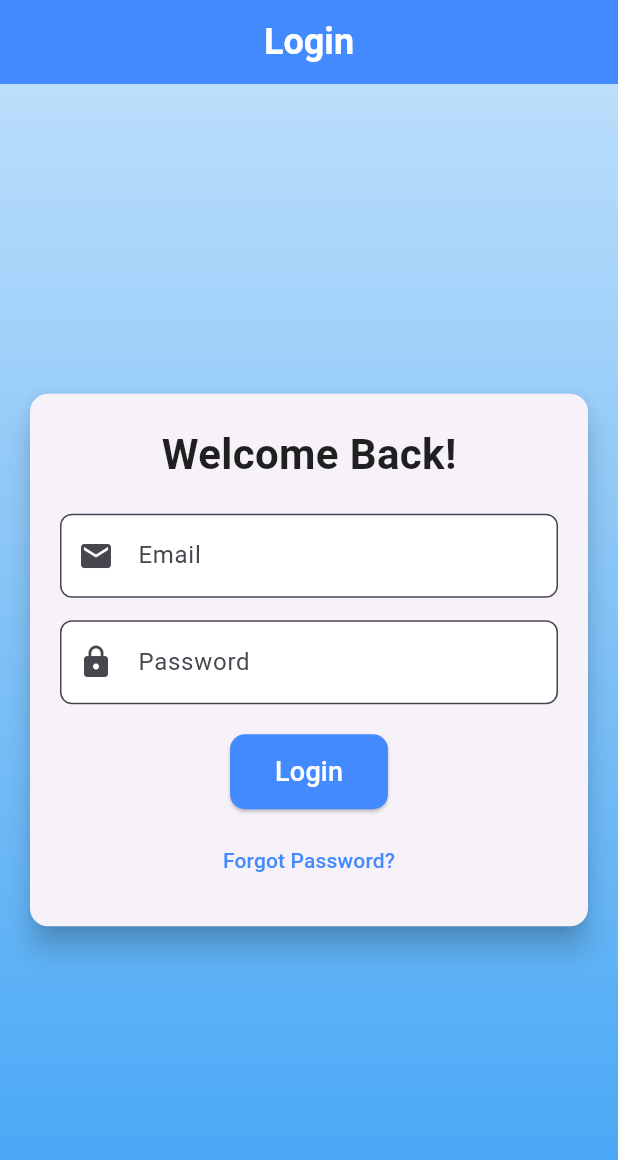
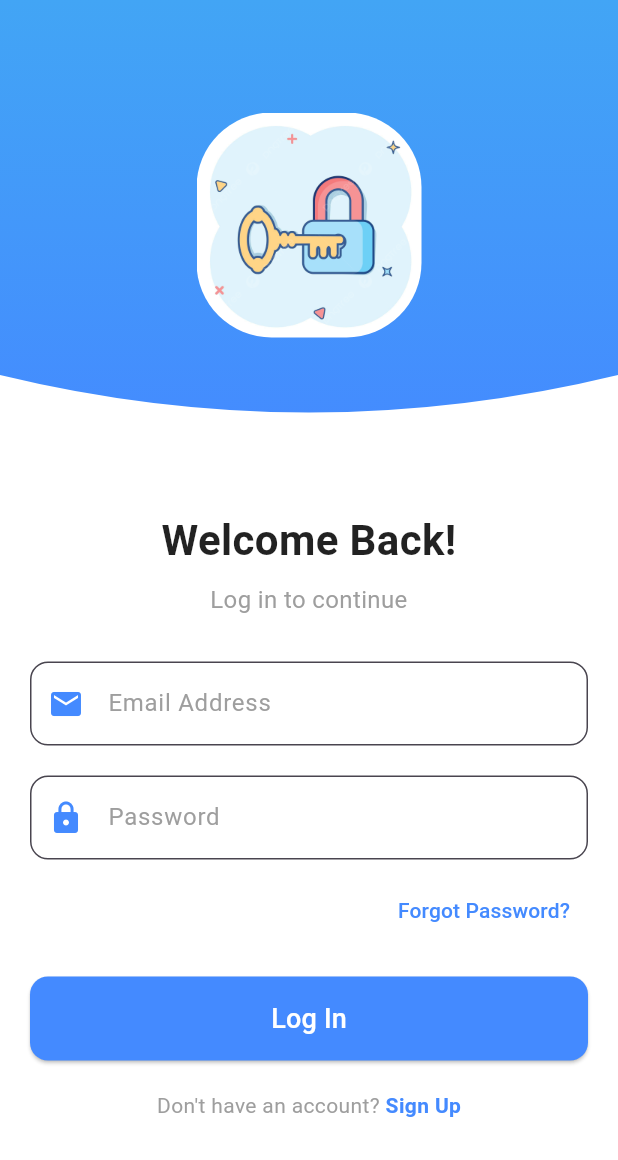
Before and after one commit to ATOROYO/food_delivery_app, a Flutter app: the screen it shows after launch, on a phone screen of 412 x 824 dp. Shown: the top 1160 px of the screen. Run offline on Flutter 3.47's test engine with Material 3 defaults, Android fonts, the phone set to English and light mode, and no system bars; our stand-ins replace cloud_firestore, firebase_auth, firebase_core; accounts and stored records are empty.

Commit message:
Updated the login_screen

```diff
--- a/lib/screens/login_screen.dart
+++ b/lib/screens/login_screen.dart
@@ -12,22 +12,10 @@ class LoginScreenState extends State<LoginScreen> {
   final TextEditingController _emailController = TextEditingController();
   final TextEditingController _passwordController = TextEditingController();
   final FirebaseAuth _auth = FirebaseAuth.instance;
-  bool _isLoading = false; // For showing a loading indicator
 
   Future<void> _login() async {
     final email = _emailController.text.trim();
     final password = _passwordController.text.trim();
-
-    if (email.isEmpty || password.isEmpty) {
-      ScaffoldMessenger.of(context).showSnackBar(
-        const SnackBar(content: Text('Please enter both email and password.')),
-      );
-      return;
-    }
-
-    setState(() {
-      _isLoading = true; // Start the loading spinner
-    });
 
     try {
       await _auth.signInWithEmailAndPassword(email: email, password: password);
@@ -39,116 +27,185 @@ class LoginScreenState extends State<LoginScreen> {
 
       Navigator.pushReplacementNamed(context, '/home');
     } catch (e) {
+      if (!mounted) return;
       ScaffoldMessenger.of(context).showSnackBar(
         SnackBar(content: Text('Login failed: ${e.toString()}')),
       );
-    } finally {
-      setState(() {
-        _isLoading = false; // Stop the loading spinner
-      });
     }
   }
 
   @override
   Widget build(BuildContext context) {
     return Scaffold(
-      appBar: AppBar(
-        title: const Text(
-          'Login',
-          style: TextStyle(fontWeight: FontWeight.bold, fontSize: 24),
-        ),
-        backgroundColor: Colors.blueAccent,
-        centerTitle: true,
-      ),
-      body: Container(
+      backgroundColor: Colors.white,
+      body: SingleChildScrollView(
+        child: Column(
+          children: [
+            // Curved Top Design
+            Stack(
+              children: [
+                ClipPath(
+                  clipper: CurvedClipper(),
+                  child: Container(
+                    height: 300,
                     decoration: BoxDecoration(
                       gradient: LinearGradient(
-            colors: [Colors.blue.shade100, Colors.blue.shade400],
+                        colors: [Colors.blue.shade400, Colors.blueAccent],
                         begin: Alignment.topCenter,
                         end: Alignment.bottomCenter,
                       ),
                     ),
-        padding: const EdgeInsets.all(16.0),
-        child: Center(
-          child: Card(
-            shape: RoundedRectangleBorder(
-              borderRadius: BorderRadius.circular(12.0),
                   ),
-            elevation: 8,
-            child: Padding(
+                ),
+                Positioned.fill(
+                  child: Align(
+                    alignment: Alignment.center,
+                    child: ClipRRect(
+                      borderRadius: BorderRadius.circular(50.0),
+                      child: Image.asset(
+                        'assets/icons/login_illustration.png',
+                        height: 150, // Adjust based on your needs
+                        fit: BoxFit
+                            .cover, // Or use BoxFit.contain for different behavior
+                      ),
+                    ),
+                  ),
+                ),
+              ],
+            ),
+            const SizedBox(height: 20),
+            Padding(
               padding: const EdgeInsets.all(20.0),
               child: Column(
-                mainAxisSize: MainAxisSize.min,
+                crossAxisAlignment: CrossAxisAlignment.stretch,
                 children: [
                   const Text(
                     'Welcome Back!',
+                    textAlign: TextAlign.center,
                     style: TextStyle(
                       fontSize: 28,
                       fontWeight: FontWeight.bold,
                       color: Colors.black87,
                     ),
                   ),
-                  const SizedBox(height: 20),
+                  const SizedBox(height: 8),
+                  const Text(
+                    'Log in to continue',
+                    textAlign: TextAlign.center,
+                    style: TextStyle(
+                      fontSize: 16,
+                      color: Colors.grey,
+                    ),
+                  ),
+                  const SizedBox(height: 30),
                   TextField(
                     controller: _emailController,
                     decoration: InputDecoration(
-                      labelText: 'Email',
+                      hintText: 'Email Address',
+                      hintStyle: const TextStyle(color: Colors.grey),
                       border: OutlineInputBorder(
-                        borderRadius: BorderRadius.circular(8.0),
+                        borderRadius: BorderRadius.circular(12.0),
                       ),
                       filled: true,
                       fillColor: Colors.white,
-                      prefixIcon: const Icon(Icons.email),
+                      prefixIcon:
+                          const Icon(Icons.email, color: Colors.blueAccent),
                     ),
                   ),
-                  const SizedBox(height: 15),
+                  const SizedBox(height: 20),
                   TextField(
                     controller: _passwordController,
+                    obscureText: true,
                     decoration: InputDecoration(
-                      labelText: 'Password',
+                      hintText: 'Password',
+                      hintStyle: const TextStyle(color: Colors.grey),
                       border: OutlineInputBorder(
-                        borderRadius: BorderRadius.circular(8.0),
+                        borderRadius: BorderRadius.circular(12.0),
                       ),
                       filled: true,
                       fillColor: Colors.white,
-                      prefixIcon: const Icon(Icons.lock),
-                    ),
-                    obscureText: true,
-                  ),
-                  const SizedBox(height: 20),
-                  _isLoading
-                      ? const CircularProgressIndicator() // Show loading spinner if logging in
-                      : ElevatedButton(
-                          onPressed: _login,
-                          style: ElevatedButton.styleFrom(
-                            padding: const EdgeInsets.symmetric(
-                                vertical: 12.0, horizontal: 30.0),
-                            shape: RoundedRectangleBorder(
-                              borderRadius: BorderRadius.circular(10.0),
-                            ),
-                            backgroundColor: Colors.blueAccent,
-                          ),
-                          child: const Text(
-                            'Login',
-                            style: TextStyle(fontSize: 18, color: Colors.white),
+                      prefixIcon:
+                          const Icon(Icons.lock, color: Colors.blueAccent),
                     ),
                   ),
                   const SizedBox(height: 10),
-                  TextButton(
+                  Align(
+                    alignment: Alignment.centerRight,
+                    child: TextButton(
                       onPressed: () {
-                      // Add navigation to sign-up page or forgot password here
+                        // Add forgot password logic
                       },
                       child: const Text(
                         'Forgot Password?',
                         style: TextStyle(color: Colors.blueAccent),
                       ),
                     ),
+                  ),
+                  const SizedBox(height: 20),
+                  ElevatedButton(
+                    onPressed: _login,
+                    style: ElevatedButton.styleFrom(
+                      backgroundColor: Colors.blueAccent,
+                      padding: const EdgeInsets.symmetric(vertical: 15),
+                      shape: RoundedRectangleBorder(
+                        borderRadius: BorderRadius.circular(12.0),
+                      ),
+                    ),
+                    child: const Text(
+                      'Log In',
+                      style: TextStyle(fontSize: 18, color: Colors.white),
+                    ),
+                  ),
+                  const SizedBox(height: 20),
+                  Row(
+                    mainAxisAlignment: MainAxisAlignment.center,
+                    children: [
+                      const Text(
+                        "Don't have an account? ",
+                        style: TextStyle(color: Colors.grey),
+                      ),
+                      GestureDetector(
+                        onTap: () {
+                          Navigator.pushNamed(
+                              context, '/signup'); // Add sign-up navigation
+                        },
+                        child: const Text(
+                          'Sign Up',
+                          style: TextStyle(
+                            color: Colors.blueAccent,
+                            fontWeight: FontWeight.bold,
+                          ),
+                        ),
+                      ),
+                    ],
+                  ),
                 ],
               ),
             ),
-          ),
+          ],
         ),
       ),
     );
   }
 }
+
+// Custom Clipper for Curved Design
+class CurvedClipper extends CustomClipper<Path> {
+  @override
+  Path getClip(Size size) {
+    final path = Path();
+    path.lineTo(0, size.height - 50);
+    path.quadraticBezierTo(
+      size.width / 2, // Control point x
+      size.height, // Control point y
+      size.width, // End point x
+      size.height - 50, // End point y
+    );
+    path.lineTo(size.width, 0);
+    path.close();
+    return path;
+  }
+
+  @override
+  bool shouldReclip(CustomClipper<Path> oldClipper) => false;
+}
--- a/pubspec.yaml
+++ b/pubspec.yaml
@@ -63,6 +63,9 @@ dev_dependencies:
 
 # The following section is specific to Flutter packages.
 flutter:
+  assets:
+    - assets/images/
+    - assets/icons/login_illustration.png
   # The following line ensures that the Material Icons font is
   # included with your application, so that you can use the icons in
   # the material Icons class.
```
Also changed, not shown: assets/icons/login_illustration.png (added), pubspec.lock. Lines whose indentation alone changed are shown as unchanged.
